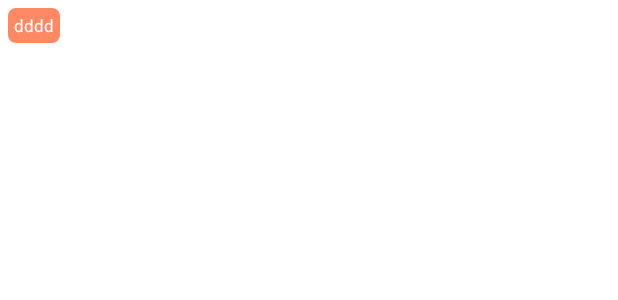
After one commit to junyoungleee/StudyWithCamera, an Android app: the layout graph_marker.xml on its own in the app's theme, with its tools: preview values and no code run, on a phone screen of 412 x 824 dp. The commit adds this screen. Shown: the top 300 px of the screen. Run offline under Robolectric (Android 15) with nearby library versions, the phone set to English and light mode, and no system bars.

Commit message:
Chart 수정 완료 & 마커 추가

```diff
--- /dev/null
+++ b/app/src/main/res/drawable/marker_round_background.xml
@@ -0,0 +1,8 @@
+<?xml version="1.0" encoding="utf-8"?>
+<shape xmlns:android="http://schemas.android.com/apk/res/android"
+    android:shape="rectangle">
+    <solid
+        android:color="@color/mainOrange"/>
+    <corners
+        android:radius="5dp"/>
+</shape>
--- /dev/null
+++ b/app/src/main/res/layout/graph_marker.xml
@@ -0,0 +1,18 @@
+<?xml version="1.0" encoding="utf-8"?>
+<LinearLayout
+    xmlns:android="http://schemas.android.com/apk/res/android"
+    android:orientation="vertical"
+    android:layout_width="wrap_content"
+    android:layout_height="wrap_content"
+    android:layout_margin="5dp">
+
+    <TextView
+        android:id="@+id/marker"
+        android:layout_width="wrap_content"
+        android:layout_height="wrap_content"
+        android:text="dddd"
+        android:textSize="11sp"
+        android:textColor="@color/white"
+        android:padding="4dp"
+        android:background="@drawable/marker_round_background" />
+</LinearLayout>
```
Also changed, not shown: app/src/main/java/com/parklee/studywithcam/view/graph/LineMarkerView.kt (added, +27 -0 lines), app/src/main/java/com/parklee/studywithcam/view/graph/TimeAxisValueFormat.kt (renamed from app/src/main/java/com/parklee/studywithcam/view/format/DateAxisValueFormat.kt, +4 -3 lines), app/src/main/java/com/parklee/studywithcam/view/ui/main/StatisticFragment.kt (+24 -11 lines), app/src/main/res/layout/fragment_statistic.xml (+5 -3 lines).
